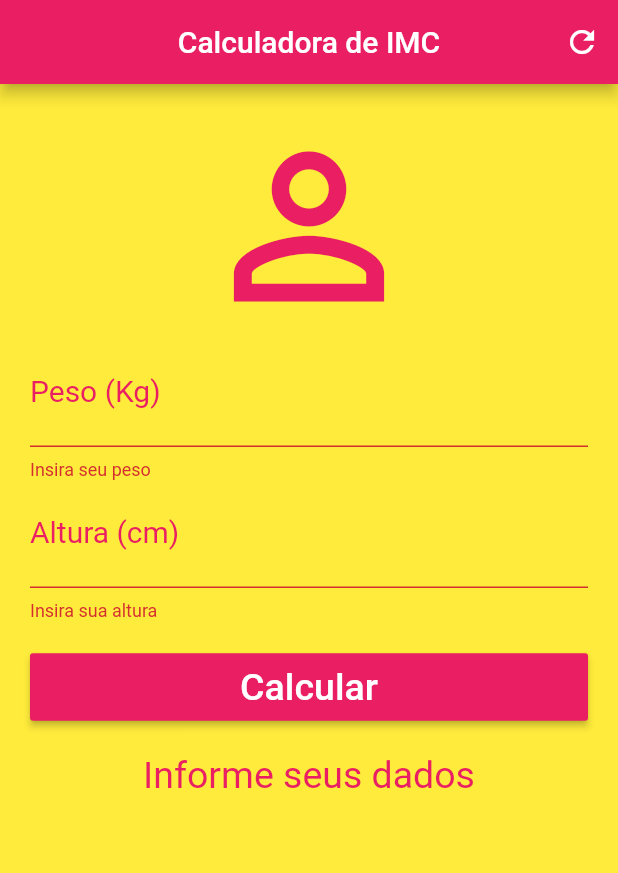
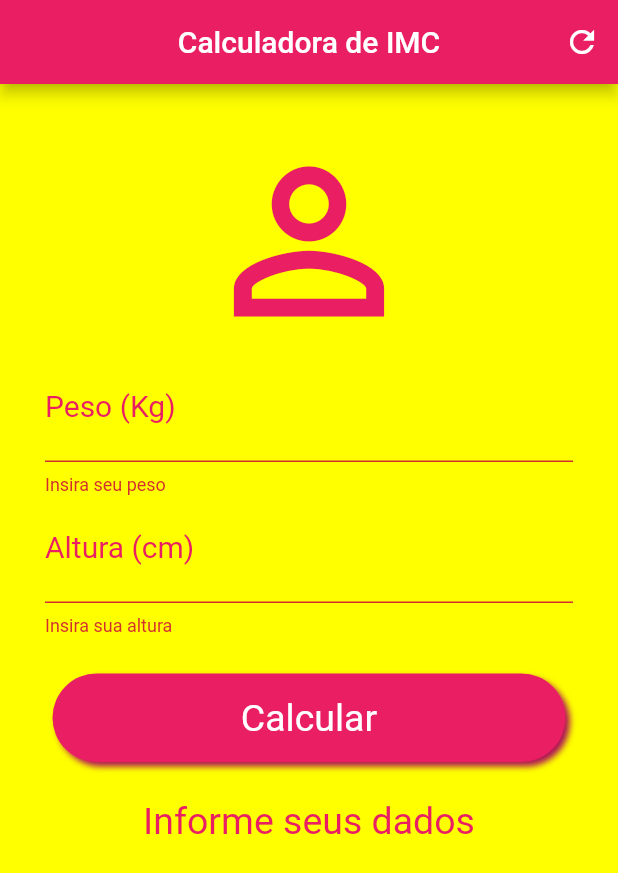
Before and after one commit to jameswsousa/calculoimc, a Flutter app: the screen it shows after launch, after a tap on "Calcular", on a phone screen of 412 x 824 dp. Shown: the top 873 px of the screen. Run offline on Flutter 3.47's test engine with Material 2 defaults, Android fonts, the phone set to English and light mode, and no system bars.

Commit message:
improves usability

```diff
--- a/lib/main.dart
+++ b/lib/main.dart
@@ -2,6 +2,7 @@ import 'package:flutter/material.dart';
 
 void main() {
   runApp(MaterialApp(
+    debugShowCheckedModeBanner: false,
     theme: ThemeData(primarySwatch: Colors.pink),
     home: HomeWidget(),
   ));
@@ -46,7 +47,7 @@ class _HomeWidgetState extends State<HomeWidget> {
   @override
   Widget build(BuildContext context) {
     return Scaffold(
-      backgroundColor: Colors.yellow,
+      backgroundColor: Colors.yellowAccent,
       appBar: AppBar(
         centerTitle: true,
         title: Text("Calculadora de IMC"),
@@ -60,9 +61,11 @@ class _HomeWidgetState extends State<HomeWidget> {
           )
         ],
       ),
-      body: Form(key: _formkey,
+      body: Form(
+        key: _formkey,
         child: Container(
-          margin: EdgeInsets.all(20),
+          margin: EdgeInsets.all(30),
+          child: SingleChildScrollView(
             child: Column(
               crossAxisAlignment: CrossAxisAlignment.stretch,
               children: <Widget>[
@@ -84,6 +87,8 @@ class _HomeWidgetState extends State<HomeWidget> {
                   textAlign: TextAlign.center,
                   style: TextStyle(color: Colors.pink, fontSize: 25),
                   decoration: InputDecoration(
+                      hintText: "Digite seu peso",
+                      hintStyle: TextStyle(color: Colors.pink[200]),
                       enabledBorder: UnderlineInputBorder(
                           borderSide: BorderSide(color: Colors.pink)),
                       focusedBorder: UnderlineInputBorder(
@@ -101,11 +106,14 @@ class _HomeWidgetState extends State<HomeWidget> {
                   },
                   controller: heightController,
                   keyboardType: TextInputType.number,
+
                   autofocus: false,
                   textAlign: TextAlign.center,
                   cursorColor: Colors.pink,
                   style: TextStyle(color: Colors.pink, fontSize: 25),
                   decoration: InputDecoration(
+                      hintText: "Digite sua altura(em cm)",
+                      hintStyle: TextStyle(color: Colors.pink[200]),
                       enabledBorder: UnderlineInputBorder(
                           borderSide: BorderSide(color: Colors.pink)),
                       focusedBorder: UnderlineInputBorder(
@@ -118,15 +126,21 @@ class _HomeWidgetState extends State<HomeWidget> {
                 SizedBox(
                   height: 20,
                 ),
-              RaisedButton(
-                onPressed: () {
+                GestureDetector(
+                  onTap: () {
                     if (_formkey.currentState.validate()) {
                       calculate();
                     }
                   },
+                  child: Container(
+                    margin: EdgeInsets.all(5),
+                    alignment: Alignment.center,
+                    decoration: BoxDecoration(
+                      borderRadius: BorderRadius.circular(30),
+                      boxShadow: <BoxShadow>[BoxShadow(offset: Offset(3, 3), blurRadius: 3,color: Colors.pink[800])],
                       color: Colors.pink,
-                child: Padding(
-                  padding: const EdgeInsets.all(8.0),
+                    ),
+                    padding: EdgeInsets.symmetric(vertical: 15, horizontal: 20),
                     child: Text(
                       "Calcular",
                       style: TextStyle(fontSize: 25, color: Colors.white),
@@ -145,6 +159,7 @@ class _HomeWidgetState extends State<HomeWidget> {
             ),
           ),
         ),
+      ),
     );
   }
 }
```
Lines whose indentation alone changed are shown as unchanged.
